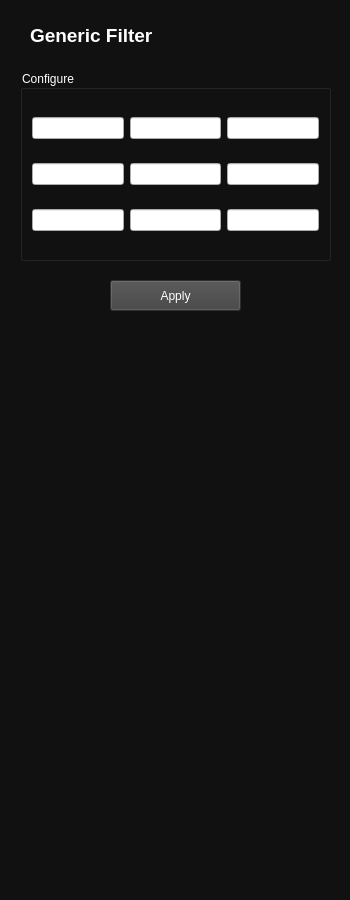
First picture: the form in gui/pages/sections.ui, repository gabriel-camurca/processamento-de-imagens, before the edit.
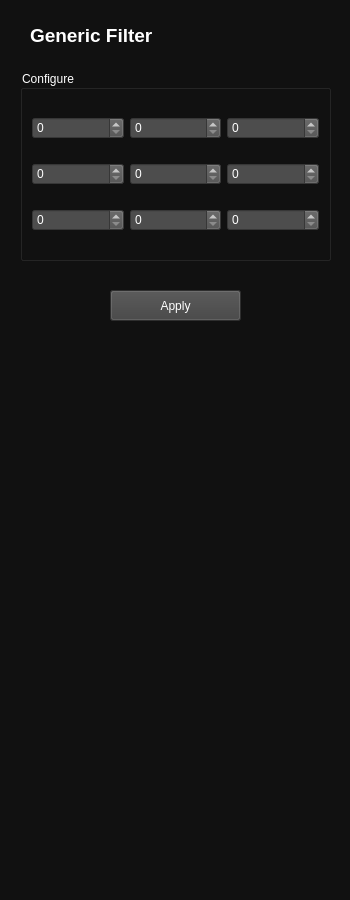
Second picture: the form after the edit. The open tabs and pages were chosen to show the change.

Commit message: Adjustments to Generic Filter GUI

The edit to the form file:
```diff
--- a/gui/pages/sections.ui
+++ b/gui/pages/sections.ui
@@ -1067,66 +1067,66 @@
      <string>Configure</string>
     </property>
     <layout class="QGridLayout" name="gridLayout">
-     <item row="2" column="1">
-      <widget class="QLineEdit" name="a32_input">
+     <item row="0" column="0">
+      <widget class="QSpinBox" name="a11_input">
        <property name="styleSheet">
-        <string notr="true">color: rgb(0, 0, 0);</string>
+        <string notr="true">background-color: rgb(77, 77, 77);</string>
        </property>
       </widget>
      </item>
      <item row="1" column="0">
-      <widget class="QLineEdit" name="a21_input">
+      <widget class="QSpinBox" name="a21_input">
        <property name="styleSheet">
-        <string notr="true">color: rgb(0, 0, 0);</string>
-       </property>
-      </widget>
-     </item>
-     <item row="0" column="1">
-      <widget class="QLineEdit" name="a12_input">
-       <property name="styleSheet">
-        <string notr="true">color: rgb(0, 0, 0);</string>
-       </property>
-      </widget>
-     </item>
-     <item row="2" column="2">
-      <widget class="QLineEdit" name="a33_input">
-       <property name="styleSheet">
-        <string notr="true">color: rgb(0, 0, 0);</string>
-       </property>
-      </widget>
-     </item>
-     <item row="1" column="1">
-      <widget class="QLineEdit" name="a22_input">
-       <property name="styleSheet">
-        <string notr="true">color: rgb(0, 0, 0);</string>
+        <string notr="true">background-color: rgb(77, 77, 77);</string>
        </property>
       </widget>
      </item>
      <item row="2" column="0">
-      <widget class="QLineEdit" name="a31_input">
+      <widget class="QSpinBox" name="a31_input">
        <property name="styleSheet">
-        <string notr="true">color: rgb(0, 0, 0);</string>
+        <string notr="true">background-color: rgb(77, 77, 77);</string>
+       </property>
+      </widget>
+     </item>
+     <item row="1" column="1">
+      <widget class="QSpinBox" name="a22_input">
+       <property name="styleSheet">
+        <string notr="true">background-color: rgb(77, 77, 77);</string>
        </property>
       </widget>
      </item>
      <item row="0" column="2">
-      <widget class="QLineEdit" name="a13_input">
+      <widget class="QSpinBox" name="a13_input">
        <property name="styleSheet">
-        <string notr="true">color: rgb(0, 0, 0);</string>
+        <string notr="true">background-color: rgb(77, 77, 77);</string>
+       </property>
+      </widget>
+     </item>
+     <item row="2" column="2">
+      <widget class="QSpinBox" name="a33_input">
+       <property name="styleSheet">
+        <string notr="true">background-color: rgb(77, 77, 77);</string>
        </property>
       </widget>
      </item>
      <item row="1" column="2">
-      <widget class="QLineEdit" name="a23_input">
+      <widget class="QSpinBox" name="a23_input">
        <property name="styleSheet">
-        <string notr="true">color: rgb(0, 0, 0);</string>
+        <string notr="true">background-color: rgb(77, 77, 77);</string>
        </property>
       </widget>
      </item>
-     <item row="0" column="0">
-      <widget class="QLineEdit" name="a11_input">
+     <item row="0" column="1">
+      <widget class="QSpinBox" name="a12_input">
        <property name="styleSheet">
-        <string notr="true">color: rgb(0, 0, 0);</string>
+        <string notr="true">background-color: rgb(77, 77, 77);</string>
+       </property>
+      </widget>
+     </item>
+     <item row="2" column="1">
+      <widget class="QSpinBox" name="a32_input">
+       <property name="styleSheet">
+        <string notr="true">background-color: rgb(77, 77, 77);</string>
        </property>
       </widget>
      </item>
@@ -1136,7 +1136,7 @@
     <property name="geometry">
      <rect>
       <x>110</x>
-      <y>280</y>
+      <y>290</y>
       <width>131</width>
       <height>31</height>
      </rect>
```
Left out of the diff: 2 changed lines with no effect on the pictures. The commit also changes 4 other files.
